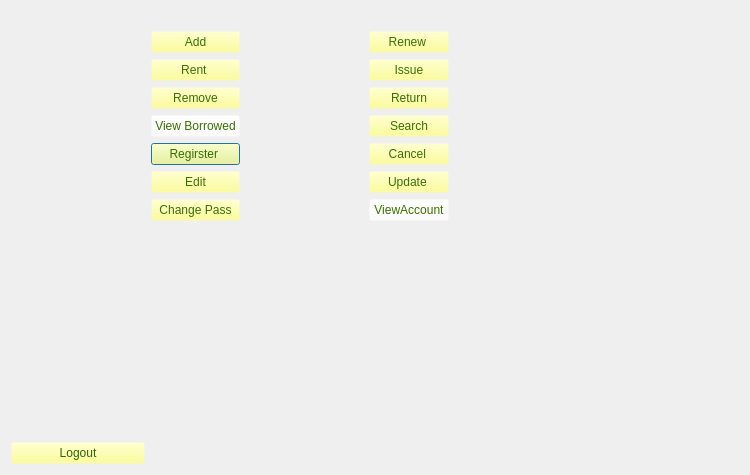
This is window_librarian.ui in Nilsae/LibraryManagementSystem as Qt 5 draws it before an edit. The edited form follows.
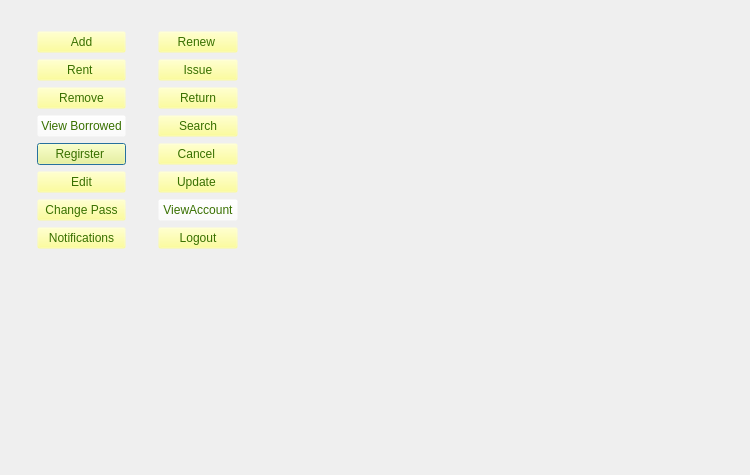
This is the edited form. Icons and pictures are not drawn.

Commit message: system notifications in progress

The edit to the form file:
```diff
--- a/window_librarian.ui
+++ b/window_librarian.ui
@@ -251,33 +251,6 @@
        </property>
       </widget>
      </item>
-     <item row="11" column="0">
-      <widget class="QPushButton" name="pushButton_Logout">
-       <property name="maximumSize">
-        <size>
-         <width>160</width>
-         <height>30</height>
-        </size>
-       </property>
-       <property name="styleSheet">
-        <string notr="true">color: rgb(50, 100, 0);
-background-color: rgba(255, 255, 127,0);</string>
-       </property>
-       <property name="text">
-        <string>Logout</string>
-       </property>
-       <property name="icon">
-        <iconset resource="image.qrc">
-         <normaloff>:/img/img/vippng.com-logout-icon-png-2967.png</normaloff>:/img/img/vippng.com-logout-icon-png-2967.png</iconset>
-       </property>
-       <property name="iconSize">
-        <size>
-         <width>26</width>
-         <height>26</height>
-        </size>
-       </property>
-      </widget>
-     </item>
      <item row="3" column="3">
       <widget class="QPushButton" name="pushButton_ReturnBook">
        <property name="maximumSize">
@@ -371,7 +344,7 @@
      <item row="3" column="0">
       <widget class="QLabel" name="label_2">
        <property name="text">
-        <string>                                        </string>
+        <string/>
        </property>
       </widget>
      </item>
@@ -452,7 +425,7 @@
      <item row="1" column="2">
       <widget class="QLabel" name="label_3">
        <property name="text">
-        <string>                                   </string>
+        <string/>
        </property>
       </widget>
      </item>
@@ -562,6 +535,60 @@
        </property>
       </widget>
      </item>
+     <item row="8" column="1">
+      <widget class="QPushButton" name="notification_btn">
+       <property name="maximumSize">
+        <size>
+         <width>160</width>
+         <height>30</height>
+        </size>
+       </property>
+       <property name="styleSheet">
+        <string notr="true">color: rgb(56, 112, 0);
+background-color: rgba(255, 255, 127,0);</string>
+       </property>
+       <property name="text">
+        <string>Notifications</string>
+       </property>
+       <property name="icon">
+        <iconset resource="image.qrc">
+         <normaloff>:/img/img/kindpng_1509057.png</normaloff>:/img/img/kindpng_1509057.png</iconset>
+       </property>
+       <property name="iconSize">
+        <size>
+         <width>24</width>
+         <height>24</height>
+        </size>
+       </property>
+      </widget>
+     </item>
+     <item row="8" column="3">
+      <widget class="QPushButton" name="pushButton_Logout">
+       <property name="maximumSize">
+        <size>
+         <width>160</width>
+         <height>30</height>
+        </size>
+       </property>
+       <property name="styleSheet">
+        <string notr="true">color: rgb(56, 112, 0);
+background-color: rgba(255, 255, 127,0);</string>
+       </property>
+       <property name="text">
+        <string>Logout</string>
+       </property>
+       <property name="icon">
+        <iconset resource="image.qrc">
+         <normaloff>:/img/img/vippng.com-logout-icon-png-2967.png</normaloff>:/img/img/vippng.com-logout-icon-png-2967.png</iconset>
+       </property>
+       <property name="iconSize">
+        <size>
+         <width>26</width>
+         <height>26</height>
+        </size>
+       </property>
+      </widget>
+     </item>
     </layout>
    </item>
   </layout>
```
Left out of the diff: 10 changed lines with no effect on the pictures. The commit also changes 327 other files.
